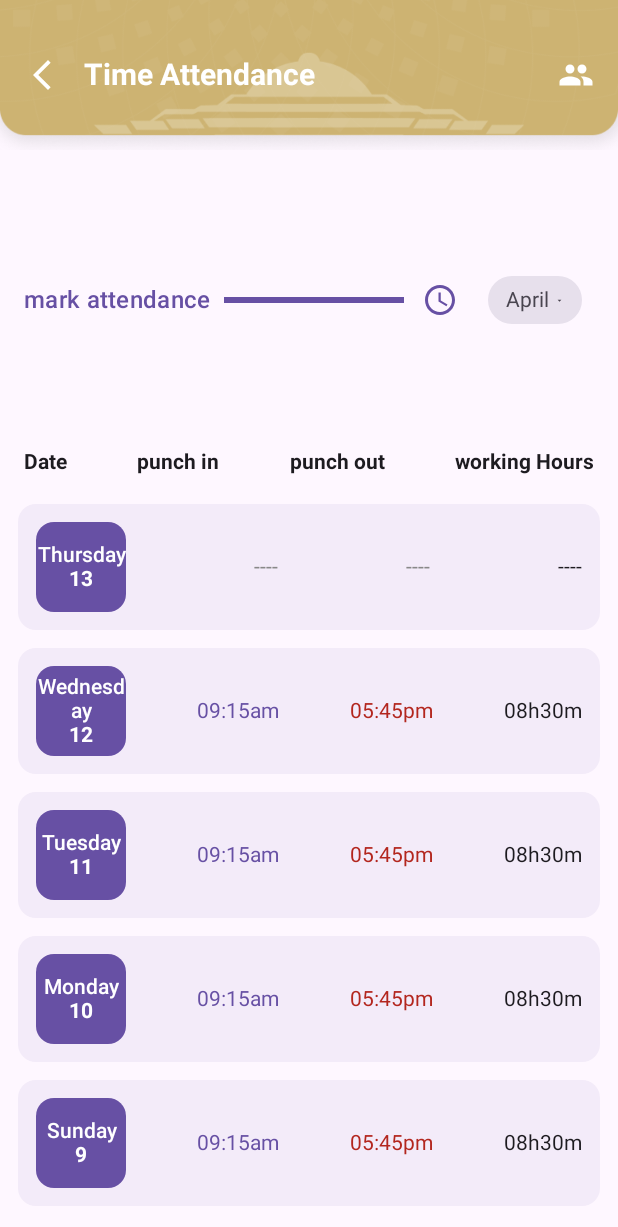
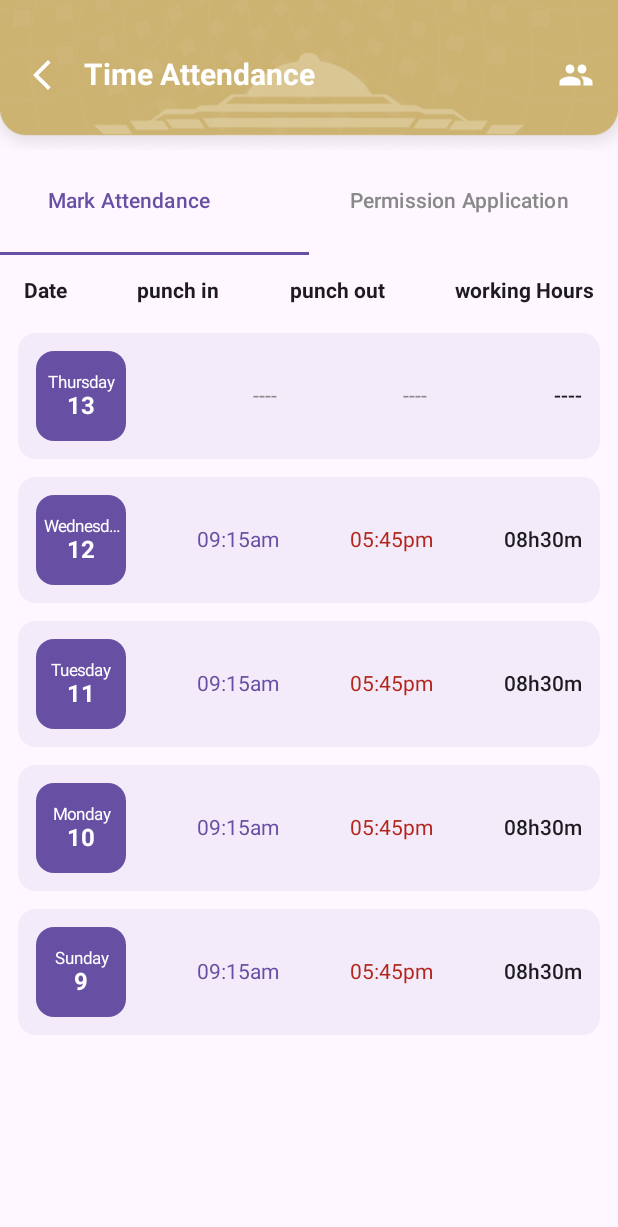
Before and after one commit to suman9259/Attendance_AOS, an Android app built with Jetpack Compose: the @Preview function PreviewAttendanceLight, on a phone screen of 412 x 824 dp. Shown: the top 1227 px of the screen. Run offline under Robolectric (Android 15) with nearby library versions, the phone set to English and light mode, and no system bars; our stand-ins replace Dagger/Hilt's generated code.

Commit message:
Refactor: Redesign attendance screen and improve UI components
This commit introduces a significant redesign of the attendance feature, replacing the old dashboard with a new `AttendanceListScreen`. It also includes several UI refinements to improve layout, readability, and consistency.

### Key Changes:

-   **New `AttendanceListScreen`**:
    -   The main navigation graph now points to a new `AttendanceListScreen`, which is set to become the primary interface for the attendance module.
    -   A tab row has been added to the new screen, preparing for future tabs like "Mark Attendance" and "Permission Application".

-   **UI Component Refinements**:
    -   The `AttendanceRowItem` has been improved with fixed font sizes for better consistency and readability.
    -   The "Date Chip" within the row item now uses `TextOverflow.Ellipsis` to prevent day names from wrapping on smaller screens.
    -   The old `TopHeader` composable has been removed as part of the screen redesign.

-   **Development & Previews**:
    -   Added new, more detailed `@Preview` functions for the `AttendanceRowItem` to facilitate UI development and testing in both LTR and RTL (Arabic) layouts.

```diff
--- a/app/src/main/java/com/scharfesicht/attendencesystem/features/attendance/presentation/ui/AttendanceListScreen.kt
+++ b/app/src/main/java/com/scharfesicht/attendencesystem/features/attendance/presentation/ui/AttendanceListScreen.kt
@@ -21,13 +21,16 @@ import androidx.compose.ui.graphics.Color
 import androidx.compose.ui.platform.LocalLayoutDirection
 import androidx.compose.ui.text.font.FontWeight
 import androidx.compose.ui.text.style.TextAlign
+import androidx.compose.ui.text.style.TextOverflow
 import androidx.compose.ui.tooling.preview.Preview
 import androidx.compose.ui.unit.LayoutDirection
 import androidx.compose.ui.unit.dp
+import androidx.compose.ui.unit.sp
 import androidx.lifecycle.ViewModel
 import androidx.lifecycle.compose.LocalLifecycleOwner
 import androidx.lifecycle.viewModelScope
 import com.scharfesicht.attendencesystem.app.ui.componants.MainAppTopAppBar
+import com.scharfesicht.attendencesystem.features.attendance.presentation.viewmodel.AttendanceTab
 import kotlinx.coroutines.delay
 import kotlinx.coroutines.flow.*
 import kotlinx.coroutines.launch
@@ -165,6 +168,8 @@ fun AttendanceListScreen(
     isArabic: Boolean = false,
     onNavigateBack: () -> Unit = {}
 ) {
+    val selectTab by remember { mutableStateOf(AttendanceTab.MARK_ATTENDANCE) }
+
     // Provide RTL if needed
     CompositionLocalProvider(
         LocalLayoutDirection provides if (isArabic) LayoutDirection.Rtl else LayoutDirection.Ltr
@@ -200,25 +205,48 @@ fun AttendanceListScreen(
                     .padding(padding)
                     .fillMaxSize()
             ) {
-                // Tabs row
-                Row(
-                    Modifier
-                        .fillMaxWidth()
-                        .padding(horizontal = 16.dp, vertical = 12.dp),
-                    horizontalArrangement = Arrangement.SpaceBetween,
-                    verticalAlignment = Alignment.CenterVertically
-                ) {
-                    TabTitle(isArabic = isArabic)
-                    // month + filter chip
-                    Row(verticalAlignment = Alignment.CenterVertically) {
-                        IconButton(onClick = { viewModel.refresh() }) {
-                            Icon(Icons.Default.Schedule, contentDescription = null, tint = MaterialTheme.colorScheme.primary)
+                // Tab Row
+                AttendanceTabRow(
+                    selectedTab = selectTab,
+                    onTabSelected = {  },
+                    isArabic = isArabic
+                )
+                Spacer(modifier = Modifier.height(16.dp))
+
+                when (selectTab) {
+                    AttendanceTab.MARK_ATTENDANCE -> {
+//                        MarkAttendanceContent(
+//                            shift = state.shift,
+//                            onPunchIn = { onPunchIn },
+//                            onPunchOut = onPunchOut,
+//                            loading = punchInOutLoading,
+//                            isArabic = isArabic,
+//                        )
                     }
-                        FilterChip(label = ui.month, onClick = { /* show month picker */ })
-                        Spacer(Modifier.width(8.dp))
-                        FilterChip(label = ui.filter, onClick = { /* show filter */ })
+
+                    AttendanceTab.PERMISSION_APPLICATION -> {
+//                        PermissionApplicationContent(isArabic = isArabic)
                     }
                 }
+//                // Tabs row
+//                Row(
+//                    Modifier
+//                        .fillMaxWidth()
+//                        .padding(horizontal = 16.dp, vertical = 12.dp),
+//                    horizontalArrangement = Arrangement.SpaceBetween,
+//                    verticalAlignment = Alignment.CenterVertically
+//                ) {
+//                    TabTitle(isArabic = isArabic)
+//                    // month + filter chip
+//                    Row(verticalAlignment = Alignment.CenterVertically) {
+//                        IconButton(onClick = { viewModel.refresh() }) {
+//                            Icon(Icons.Default.Schedule, contentDescription = null, tint = MaterialTheme.colorScheme.primary)
+//                        }
+//                        FilterChip(label = ui.month, onClick = { /* show month picker */ })
+//                        Spacer(Modifier.width(8.dp))
+//                        FilterChip(label = ui.filter, onClick = { /* show filter */ })
+//                    }
+//                }
 
                 // Column headings
                 Column(modifier = Modifier.padding(horizontal = 16.dp)) {
@@ -299,43 +327,6 @@ fun AttendanceListScreen(
         }
     }
 }
-
-@Composable
-private fun TopHeader(titleEn: String, titleAr: String, isArabic: Boolean, onBack: () -> Unit) {
-    Surface(
-        tonalElevation = 4.dp,
-        shadowElevation = 6.dp,
-        color = MaterialTheme.colorScheme.primary
-    ) {
-        Box(modifier = Modifier.fillMaxWidth()) {
-            Row(
-                modifier = Modifier
-                    .fillMaxWidth()
-                    .padding(horizontal = 16.dp, vertical = 18.dp),
-                verticalAlignment = Alignment.CenterVertically
-            ) {
-                // avatar icon placeholder
-                Box(
-                    modifier = Modifier
-                        .size(40.dp)
-                        .clip(CircleShape)
-                        .background(MaterialTheme.colorScheme.onPrimary.copy(alpha = 0.15f))
-                )
-
-                Spacer(Modifier.weight(1f))
-
-                Text(
-                    text = if (isArabic) titleAr else titleEn,
-                    color = MaterialTheme.colorScheme.onPrimary,
-                    style = MaterialTheme.typography.titleLarge,
-                    fontWeight = FontWeight.Bold,
-                    modifier = Modifier.align(Alignment.CenterVertically)
-                )
-            }
-        }
-    }
-}
-
 @Composable
 private fun TabTitle(isArabic: Boolean) {
     Row(verticalAlignment = Alignment.CenterVertically) {
@@ -380,7 +371,6 @@ private fun AttendanceRowItem(
     onPunchInClick: () -> Unit,
     onPunchOutClick: () -> Unit
 ) {
-    val bg = MaterialTheme.colorScheme.surfaceVariant
     Surface(
         shape = RoundedCornerShape(12.dp),
         tonalElevation = 2.dp,
@@ -393,47 +383,72 @@ private fun AttendanceRowItem(
             verticalAlignment = Alignment.CenterVertically,
             horizontalArrangement = Arrangement.SpaceBetween
         ) {
-            // date chip
-            Column(horizontalAlignment = Alignment.CenterHorizontally) {
+            /** DATE CHIP (FIXED) **/
             Box(
                 modifier = Modifier
                     .size(60.dp)
                     .clip(RoundedCornerShape(12.dp))
-                        .background(MaterialTheme.colorScheme.primary)
+                    .background(MaterialTheme.colorScheme.primary),
+                contentAlignment = Alignment.Center
             ) {
                 Column(
-                        modifier = Modifier.fillMaxSize(),
+                    modifier = Modifier
+                        .fillMaxSize()
+                        .padding(4.dp),
                     horizontalAlignment = Alignment.CenterHorizontally,
                     verticalArrangement = Arrangement.Center
                 ) {
+                    // Day Name
                     Text(
                         text = if (isArabic) row.dayNameAr else row.dayNameEn,
                         color = MaterialTheme.colorScheme.onPrimary,
-                            fontWeight = FontWeight.SemiBold,
-                            textAlign = TextAlign.Center
+                        fontSize = 11.sp,                      // FIXED SIZE
+                        maxLines = 1,                           // PREVENT OVERFLOW
+                        overflow = TextOverflow.Ellipsis,
+                        textAlign = TextAlign.Center,
+                        modifier = Modifier.fillMaxWidth()
                     )
+                    // Date Number
                     Text(
                         text = row.date.dayOfMonth.toString(),
                         color = MaterialTheme.colorScheme.onPrimary,
-                            fontWeight = FontWeight.Bold
+                        fontSize = 16.sp,                      // FIXED SIZE
+                        fontWeight = FontWeight.Bold,
+                        textAlign = TextAlign.Center
                     )
                 }
             }
+
+            /** PUNCH IN **/
+            Column(horizontalAlignment = Alignment.CenterHorizontally) {
+                Text(
+                    text = row.punchIn ?: "----",
+                    color = if (row.punchIn != null)
+                        MaterialTheme.colorScheme.primary
+                    else Color.Gray,
+                    fontSize = 14.sp
+                )
             }
 
-            // punch in
+            /** PUNCH OUT **/
             Column(horizontalAlignment = Alignment.CenterHorizontally) {
-                Text(text = row.punchIn ?: "----", color = if (row.punchIn != null) MaterialTheme.colorScheme.primary else Color.Gray)
+                Text(
+                    text = row.punchOut ?: "----",
+                    color = if (row.punchOut != null)
+                        MaterialTheme.colorScheme.error
+                    else Color.Gray,
+                    fontSize = 14.sp
+                )
             }
 
-            // punch out
+            /** WORKING HOURS **/
             Column(horizontalAlignment = Alignment.CenterHorizontally) {
-                Text(text = row.punchOut ?: "----", color = if (row.punchOut != null) MaterialTheme.colorScheme.error else Color.Gray)
-            }
-
-            // working hours
-            Column(horizontalAlignment = Alignment.CenterHorizontally) {
-                Text(text = row.workingHours ?: "----", color = MaterialTheme.colorScheme.onSurface)
+                Text(
+                    text = row.workingHours ?: "----",
+                    color = MaterialTheme.colorScheme.onSurface,
+                    fontWeight = FontWeight.Medium,
+                    fontSize = 14.sp
+                )
             }
         }
     }
@@ -503,3 +518,38 @@ fun PreviewAttendanceDarkArabic() {
         AttendanceListScreen(viewModel = remember { AttendanceListViewModel() }, isArabic = true)
     }
 }
+
+// Add this sample row for previews
+private val previewRow = AttendanceRow(
+    id = "1",
+    date = LocalDate.of(2025, 4, 15),
+    dayNameAr = "الخميس",
+    dayNameEn = "Thursday",
+    punchIn = "09:15am",
+    punchOut = "05:45pm",
+    workingHours = "08h30m"
+)
+
+@Preview(showBackground = true)
+@Composable
+fun PreviewRowItem() {
+    AttendanceRowItem(
+        row = previewRow,
+        isArabic = false,
+        onPunchInClick = {},
+        onPunchOutClick = {}
+    )
+}
+
+@Preview(showBackground = true, name = "Arabic RTL")
+@Composable
+fun PreviewRowItemArabic() {
+    CompositionLocalProvider(LocalLayoutDirection provides LayoutDirection.Rtl) {
+        AttendanceRowItem(
+            row = previewRow,
+            isArabic = true,
+            onPunchInClick = {},
+            onPunchOutClick = {}
+        )
+    }
+}
```
Also changed, not shown: app/src/main/java/com/scharfesicht/attendencesystem/app/navigation/AppNavGraph.kt (+2 -7 lines). Lines whose indentation alone changed are shown as unchanged.
